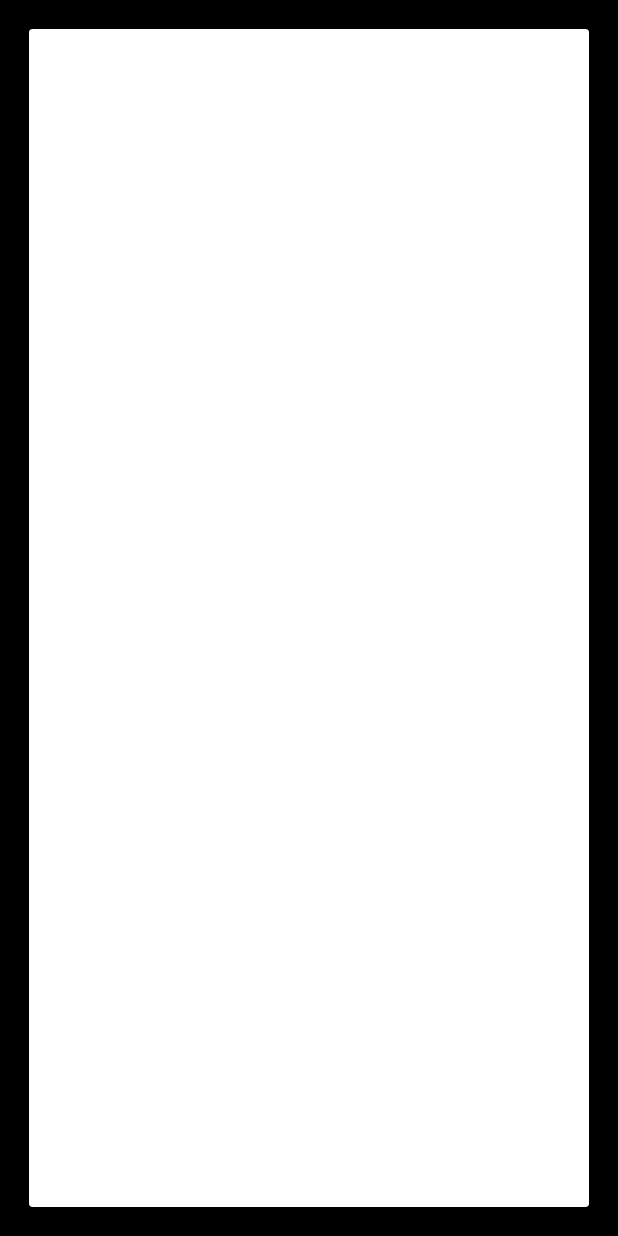
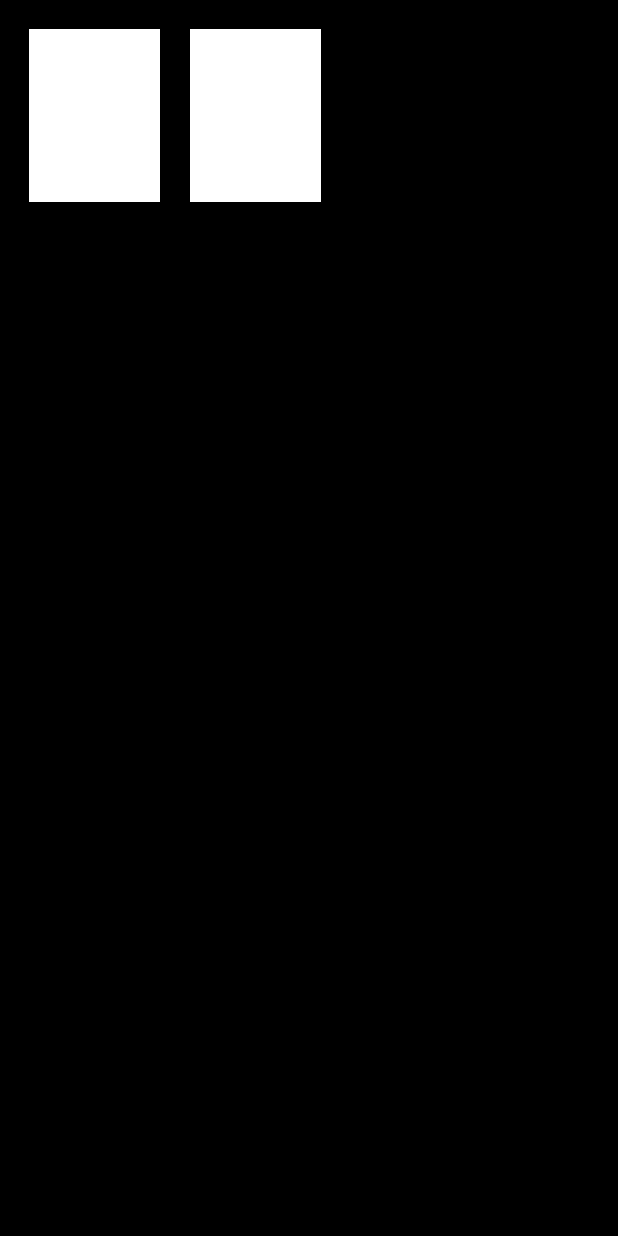
Before and after one commit to DaniKabiyesi/GalleryChallenge, an Android app: the layout gallery_list.xml on its own in the app's theme, with its tools: preview values and no code run, on a phone screen of 412 x 824 dp. Run offline under Robolectric (Android 15) with nearby library versions, the phone set to English and light mode, and no system bars.

```diff
--- a/app/src/main/AndroidManifest.xml
+++ b/app/src/main/AndroidManifest.xml
@@ -1,6 +1,8 @@
 <?xml version="1.0" encoding="utf-8"?>
 <manifest xmlns:android="http://schemas.android.com/apk/res/android"
     package="com.studying.imgurchallenge">
+
+    <uses-permission android:name="android.permission.INTERNET" />
 
     <application
         android:allowBackup="true"
--- a/app/src/main/java/com/studying/imgurchallenge/adapter/GalleryViewHolder.kt
+++ b/app/src/main/java/com/studying/imgurchallenge/adapter/GalleryViewHolder.kt
@@ -6,5 +6,5 @@ import androidx.recyclerview.widget.RecyclerView
 import com.studying.imgurchallenge.R
 
 class GalleryViewHolder(itemView: View) : RecyclerView.ViewHolder(itemView){
-    val galleryList: ImageView = itemView.findViewById<ImageView>(R.id.galleryListCardView)
+    val galleryList: ImageView = itemView.findViewById<ImageView>(R.id.galleryListViewFirstLine)
 }
--- a/app/src/main/java/com/studying/imgurchallenge/repositories/IGalleryRepository.kt
+++ b/app/src/main/java/com/studying/imgurchallenge/repositories/IGalleryRepository.kt
@@ -1,7 +1,7 @@
 package com.studying.imgurchallenge.repositories
 
-import com.studying.imgurchallenge.model.CatsImagesResponse
+import com.studying.imgurchallenge.model.DataResponse
 
 interface IGalleryRepository {
-    suspend fun getImage (link: String) : CatsImagesResponse
+    suspend fun getImage () : DataResponse
 }
--- a/app/src/main/java/com/studying/imgurchallenge/viewmodel/GalleryViewModelFactory.kt
+++ b/app/src/main/java/com/studying/imgurchallenge/viewmodel/GalleryViewModelFactory.kt
@@ -4,6 +4,7 @@ import androidx.lifecycle.ViewModel
 import androidx.lifecycle.ViewModelProvider
 import com.studying.imgurchallenge.repositories.GalleryRepository
 import com.studying.imgurchallenge.webservice.GalleryRetrofit
+import com.studying.imgurchallenge.webservice.ImagesService
 
 class GalleryViewModelFactory() : ViewModelProvider.Factory {
 
@@ -11,7 +12,7 @@ class GalleryViewModelFactory() : ViewModelProvider.Factory {
 
     override fun <T : ViewModel> create(modelClass: Class<T>) : T {
         return if (modelClass.isAssignableFrom(GalleryViewModel::class.java)){
-            val repository = GalleryRepository(retrofitService)
+            val repository = GalleryRepository(GalleryRetrofit.create)
             GalleryViewModel(repository) as T
         } else {
             throw IllegalArgumentException("ViewModel Not Found")
--- a/app/src/main/res/layout/gallery_list.xml
+++ b/app/src/main/res/layout/gallery_list.xml
@@ -7,53 +7,62 @@
     android:padding="19dp"
     tools:background="@color/black">
 
-    <androidx.cardview.widget.CardView
-        android:id="@+id/galleryListCardView"
+    <GridLayout
         android:layout_width="match_parent"
         android:layout_height="match_parent"
-        app:layout_constraintBottom_toBottomOf="parent"
-        app:layout_constraintEnd_toEndOf="parent"
-        app:layout_constraintStart_toStartOf="parent"
-        app:layout_constraintTop_toTopOf="parent"
-        tools:cardBackgroundColor="@color/black">
+        android:columnCount="4"
+        >
+
+            <androidx.appcompat.widget.AppCompatImageView
+                android:id="@+id/galleryListViewSecondLine"
+                android:layout_width="87dp"
+                android:layout_height="115dp"
+                tools:background="@color/white"
+
+                    />
+
 
         <androidx.appcompat.widget.AppCompatImageView
             android:id="@+id/galleryListViewFirstLine"
             android:layout_width="87dp"
             android:layout_height="115dp"
-            android:layout_marginTop="10dp"
+            android:layout_marginStart="20dp"
             tools:background="@color/white" />
 
-        <androidx.appcompat.widget.AppCompatImageView
-            android:id="@+id/galleryListViewSecondLine"
-            android:layout_width="87dp"
-            android:layout_marginStart="95dp"
-            android:layout_height="115dp"
-            android:layout_marginTop="10dp"
-            app:layout_constraintStart_toStartOf="parent"
-            app:layout_constraintTop_toTopOf="parent"
-            tools:background="@color/white" />
 
-        <androidx.appcompat.widget.AppCompatImageView
-            android:id="@+id/galleryListViewThirdLine"
-            android:layout_width="87dp"
-            android:layout_marginStart="190dp"
-            android:layout_height="115dp"
-            android:layout_marginTop="10dp"
-            app:layout_constraintStart_toStartOf="parent"
-            app:layout_constraintTop_toTopOf="parent"
-            tools:background="@color/white" />
+    </GridLayout>
 
-        <androidx.appcompat.widget.AppCompatImageView
-            android:id="@+id/galleryListViewFourthLine"
-            android:layout_width="87dp"
-            android:layout_marginStart="285dp"
-            android:layout_height="115dp"
-            android:layout_marginTop="10dp"
-            app:layout_constraintStart_toStartOf="parent"
-            app:layout_constraintTop_toTopOf="parent"
-            tools:background="@color/white" />
 
-    </androidx.cardview.widget.CardView>
+    <!--        <androidx.appcompat.widget.AppCompatImageView-->
+    <!--            android:id="@+id/galleryListViewSecondLine"-->
+    <!--            android:layout_width="87dp"-->
+    <!--            android:layout_marginStart="95dp"-->
+    <!--            android:layout_height="115dp"-->
+    <!--            android:layout_marginTop="10dp"-->
+    <!--            app:layout_constraintStart_toStartOf="parent"-->
+    <!--            app:layout_constraintTop_toTopOf="parent"-->
+    <!--            tools:background="@color/white" />-->
+
+    <!--        <androidx.appcompat.widget.AppCompatImageView-->
+    <!--            android:id="@+id/galleryListViewThirdLine"-->
+    <!--            android:layout_width="87dp"-->
+    <!--            android:layout_marginStart="190dp"-->
+    <!--            android:layout_height="115dp"-->
+    <!--            android:layout_marginTop="10dp"-->
+    <!--            app:layout_constraintStart_toStartOf="parent"-->
+    <!--            app:layout_constraintTop_toTopOf="parent"-->
+    <!--            tools:background="@color/white" />-->
+
+    <!--        <androidx.appcompat.widget.AppCompatImageView-->
+    <!--            android:id="@+id/galleryListViewFourthLine"-->
+    <!--            android:layout_width="87dp"-->
+    <!--            android:layout_marginStart="285dp"-->
+    <!--            android:layout_height="115dp"-->
+    <!--            android:layout_marginTop="10dp"-->
+    <!--            app:layout_constraintStart_toStartOf="parent"-->
+    <!--            app:layout_constraintTop_toTopOf="parent"-->
+    <!--            tools:background="@color/white" />-->
+
+    <!--    </androidx.cardview.widget.CardView>-->
 
 </androidx.constraintlayout.widget.ConstraintLayout>
```
Also changed, not shown: app/src/main/java/com/studying/imgurchallenge/GalleryActivity.kt (+13 -8 lines), app/src/main/java/com/studying/imgurchallenge/adapter/GalleryAdapter.kt (+6 -5 lines), app/src/main/java/com/studying/imgurchallenge/model/CatsImagesResponse.kt (deleted, +0 -7 lines), app/src/main/java/com/studying/imgurchallenge/model/Data.kt (added, +10 -0 lines), app/src/main/java/com/studying/imgurchallenge/model/DataResponse.kt (added, +7 -0 lines), app/src/main/java/com/studying/imgurchallenge/model/Image.kt (added, +7 -0 lines), app/src/main/java/com/studying/imgurchallenge/repositories/GalleryRepository.kt (+10 -6 lines), app/src/main/java/com/studying/imgurchallenge/viewmodel/GalleryViewModel.kt (+7 -9 lines), app/src/main/java/com/studying/imgurchallenge/webservice/GalleryRetrofit.kt (+14 -3 lines), app/src/main/java/com/studying/imgurchallenge/webservice/ImagesService.kt (+5 -3 lines).
